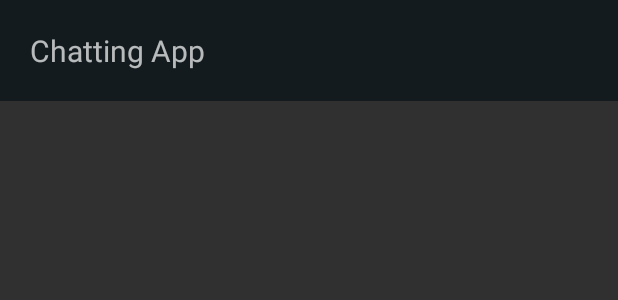
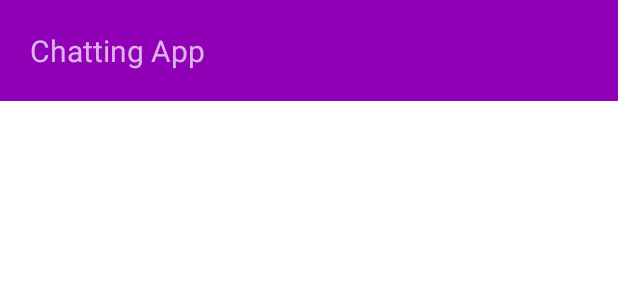
Before and after one commit to kashifisonly1/MC_GroupProject, an Android app: the layout fragment_user.xml on its own in the app's theme, with its tools: preview values and no code run, on a phone screen of 412 x 824 dp. Shown: the top 300 px of the screen. Run offline under Robolectric (Android 15) with nearby library versions, the phone set to English and light mode, and no system bars.

Commit message:
updated user menu

```diff
--- a/WhatsappClone/app/src/main/res/layout/fragment_user.xml
+++ b/WhatsappClone/app/src/main/res/layout/fragment_user.xml
@@ -8,13 +8,14 @@
     <LinearLayout
         android:layout_width="match_parent"
         android:layout_height="match_parent"
+        android:background="@color/white"
         android:orientation="vertical">
 
         <TextView
             android:layout_width="match_parent"
             android:layout_height="wrap_content"
-            android:background="#131B1E"
-            android:backgroundTint="#131B1E"
+            android:background="@color/violet"
+            android:backgroundTint="@color/violet"
             android:padding="20dp"
             android:text="Chatting App"
             android:textSize="20dp"></TextView>
```
